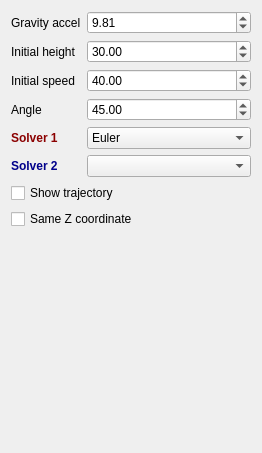
First picture: the form in CA-Simulations/forms/widgetprojectiles.ui, repository Astri2/ESIR3-FIB-Computer-Animation-Labs, before the edit.
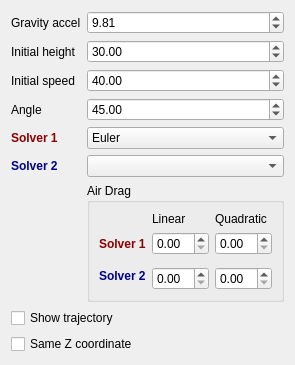
Second picture: the form after the edit.

Diff of the .ui file:
```diff
--- a/CA-Simulations/forms/widgetprojectiles.ui
+++ b/CA-Simulations/forms/widgetprojectiles.ui
@@ -7,7 +7,7 @@
     <x>0</x>
     <y>0</y>
     <width>262</width>
-    <height>453</height>
+    <height>305</height>
    </rect>
   </property>
   <property name="windowTitle">
@@ -48,6 +48,23 @@
      </property>
     </widget>
    </item>
+   <item row="2" column="0">
+    <widget class="QLabel" name="label_4">
+     <property name="text">
+      <string>Initial speed</string>
+     </property>
+    </widget>
+   </item>
+   <item row="2" column="1">
+    <widget class="QDoubleSpinBox" name="speed">
+     <property name="maximum">
+      <double>50.000000000000000</double>
+     </property>
+     <property name="value">
+      <double>40.000000000000000</double>
+     </property>
+    </widget>
+   </item>
    <item row="3" column="0">
     <widget class="QLabel" name="label_3">
      <property name="text">
@@ -68,37 +85,6 @@
      </property>
     </widget>
    </item>
-   <item row="2" column="0">
-    <widget class="QLabel" name="label_4">
-     <property name="text">
-      <string>Initial speed</string>
-     </property>
-    </widget>
-   </item>
-   <item row="2" column="1">
-    <widget class="QDoubleSpinBox" name="speed">
-     <property name="maximum">
-      <double>50.000000000000000</double>
-     </property>
-     <property name="value">
-      <double>40.000000000000000</double>
-     </property>
-    </widget>
-   </item>
-   <item row="7" column="0" colspan="2">
-    <widget class="QCheckBox" name="sameZ">
-     <property name="text">
-      <string>Same Z coordinate</string>
-     </property>
-    </widget>
-   </item>
-   <item row="6" column="0" colspan="2">
-    <widget class="QCheckBox" name="trajectory">
-     <property name="text">
-      <string>Show trajectory</string>
-     </property>
-    </widget>
-   </item>
    <item row="4" column="0">
     <widget class="QLabel" name="label_5">
      <property name="styleSheet">
@@ -109,16 +95,6 @@
      </property>
     </widget>
    </item>
-   <item row="5" column="0">
-    <widget class="QLabel" name="label_6">
-     <property name="styleSheet">
-      <string notr="true">font-weight:bold;color:darkblue</string>
-     </property>
-     <property name="text">
-      <string>Solver 2</string>
-     </property>
-    </widget>
-   </item>
    <item row="4" column="1">
     <widget class="QComboBox" name="solver1">
      <item>
@@ -141,11 +117,356 @@
        <string>RK2</string>
       </property>
      </item>
+     <item>
+      <property name="text">
+       <string>Verlet</string>
+      </property>
+     </item>
+     <item>
+      <property name="text">
+       <string>RK4</string>
+      </property>
+     </item>
+    </widget>
+   </item>
+   <item row="5" column="0">
+    <widget class="QLabel" name="label_6">
+     <property name="styleSheet">
+      <string notr="true">font-weight:bold;color:darkblue</string>
+     </property>
+     <property name="text">
+      <string>Solver 2</string>
+     </property>
     </widget>
    </item>
    <item row="5" column="1">
     <widget class="QComboBox" name="solver2"/>
    </item>
+   <item row="7" column="0" colspan="2">
+    <widget class="QCheckBox" name="trajectory">
+     <property name="text">
+      <string>Show trajectory</string>
+     </property>
+    </widget>
+   </item>
+   <item row="8" column="0" colspan="2">
+    <widget class="QCheckBox" name="sameZ">
+     <property name="text">
+      <string>Same Z coordinate</string>
+     </property>
+    </widget>
+   </item>
+   <item row="6" column="1">
+    <widget class="QGroupBox" name="drag">
+     <property name="title">
+      <string>Air Drag</string>
+     </property>
+     <layout class="QGridLayout" name="gridLayout_2">
+      <item row="4" column="2">
+       <widget class="QDoubleSpinBox" name="linear1">
+        <property name="singleStep">
+         <double>0.100000000000000</double>
+        </property>
+       </widget>
+      </item>
+      <item row="4" column="0">
+       <widget class="QLabel" name="Solver1Label">
+        <property name="palette">
+         <palette>
+          <active>
+           <colorrole role="WindowText">
+            <brush brushstyle="SolidPattern">
+             <color alpha="255">
+              <red>139</red>
+              <green>0</green>
+              <blue>0</blue>
+             </color>
+            </brush>
+           </colorrole>
+           <colorrole role="Text">
+            <brush brushstyle="SolidPattern">
+             <color alpha="255">
+              <red>139</red>
+              <green>0</green>
+              <blue>0</blue>
+             </color>
+            </brush>
+           </colorrole>
+           <colorrole role="ButtonText">
+            <brush brushstyle="SolidPattern">
+             <color alpha="255">
+              <red>139</red>
+              <green>0</green>
+              <blue>0</blue>
+             </color>
+            </brush>
+           </colorrole>
+           <colorrole role="PlaceholderText">
+            <brush brushstyle="SolidPattern">
+             <color alpha="128">
+              <red>139</red>
+              <green>0</green>
+              <blue>0</blue>
+             </color>
+            </brush>
+           </colorrole>
+          </active>
+          <inactive>
+           <colorrole role="WindowText">
+            <brush brushstyle="SolidPattern">
+             <color alpha="255">
+              <red>139</red>
+              <green>0</green>
+              <blue>0</blue>
+             </color>
+            </brush>
+           </colorrole>
+           <colorrole role="Text">
+            <brush brushstyle="SolidPattern">
+             <color alpha="255">
+              <red>139</red>
+              <green>0</green>
+              <blue>0</blue>
+             </color>
+            </brush>
+           </colorrole>
+           <colorrole role="ButtonText">
+            <brush brushstyle="SolidPattern">
+             <color alpha="255">
+              <red>139</red>
+              <green>0</green>
+              <blue>0</blue>
+             </color>
+            </brush>
+           </colorrole>
+           <colorrole role="PlaceholderText">
+            <brush brushstyle="SolidPattern">
+             <color alpha="128">
+              <red>139</red>
+              <green>0</green>
+              <blue>0</blue>
+             </color>
+            </brush>
+           </colorrole>
+          </inactive>
+          <disabled>
+           <colorrole role="WindowText">
+            <brush brushstyle="SolidPattern">
+             <color alpha="255">
+              <red>139</red>
+              <green>0</green>
+              <blue>0</blue>
+             </color>
+            </brush>
+           </colorrole>
+           <colorrole role="Text">
+            <brush brushstyle="SolidPattern">
+             <color alpha="255">
+              <red>139</red>
+              <green>0</green>
+              <blue>0</blue>
+             </color>
+            </brush>
+           </colorrole>
+           <colorrole role="ButtonText">
+            <brush brushstyle="SolidPattern">
+             <color alpha="255">
+              <red>139</red>
+              <green>0</green>
+              <blue>0</blue>
+             </color>
+            </brush>
+           </colorrole>
+           <colorrole role="PlaceholderText">
+            <brush brushstyle="SolidPattern">
+             <color alpha="128">
+              <red>139</red>
+              <green>0</green>
+              <blue>0</blue>
+             </color>
+            </brush>
+           </colorrole>
+          </disabled>
+         </palette>
+        </property>
+        <property name="font">
+         <font>
+          <bold>true</bold>
+         </font>
+        </property>
+        <property name="text">
+         <string>Solver 1</string>
+        </property>
+       </widget>
+      </item>
+      <item row="4" column="3">
+       <widget class="QDoubleSpinBox" name="quadratic1">
+        <property name="singleStep">
+         <double>0.100000000000000</double>
+        </property>
+       </widget>
+      </item>
+      <item row="3" column="3">
+       <widget class="QLabel" name="QuadraticLabel">
+        <property name="text">
+         <string>Quadratic</string>
+        </property>
+       </widget>
+      </item>
+      <item row="5" column="0" rowspan="2">
+       <widget class="QLabel" name="solver2Label">
+        <property name="palette">
+         <palette>
+          <active>
+           <colorrole role="WindowText">
+            <brush brushstyle="SolidPattern">
+             <color alpha="255">
+              <red>0</red>
+              <green>0</green>
+              <blue>139</blue>
+             </color>
+            </brush>
+           </colorrole>
+           <colorrole role="Text">
+            <brush brushstyle="SolidPattern">
+             <color alpha="255">
+              <red>0</red>
+              <green>0</green>
+              <blue>139</blue>
+             </color>
+            </brush>
+           </colorrole>
+           <colorrole role="ButtonText">
+            <brush brushstyle="SolidPattern">
+             <color alpha="255">
+              <red>0</red>
+              <green>0</green>
+              <blue>139</blue>
+             </color>
+            </brush>
+           </colorrole>
+           <colorrole role="PlaceholderText">
+            <brush brushstyle="SolidPattern">
+             <color alpha="128">
+              <red>0</red>
+              <green>0</green>
+              <blue>139</blue>
+             </color>
+            </brush>
+           </colorrole>
+          </active>
+          <inactive>
+           <colorrole role="WindowText">
+            <brush brushstyle="SolidPattern">
+             <color alpha="255">
+              <red>0</red>
+              <green>0</green>
+              <blue>139</blue>
+             </color>
+            </brush>
+           </colorrole>
+           <colorrole role="Text">
+            <brush brushstyle="SolidPattern">
+             <color alpha="255">
+              <red>0</red>
+              <green>0</green>
+              <blue>139</blue>
+             </color>
+            </brush>
+           </colorrole>
+           <colorrole role="ButtonText">
+            <brush brushstyle="SolidPattern">
+             <color alpha="255">
+              <red>0</red>
+              <green>0</green>
+              <blue>139</blue>
+             </color>
+            </brush>
+           </colorrole>
+           <colorrole role="PlaceholderText">
+            <brush brushstyle="SolidPattern">
+             <color alpha="128">
+              <red>0</red>
+              <green>0</green>
+              <blue>139</blue>
+             </color>
+            </brush>
+           </colorrole>
+          </inactive>
+          <disabled>
+           <colorrole role="WindowText">
+            <brush brushstyle="SolidPattern">
+             <color alpha="255">
+              <red>0</red>
+              <green>0</green>
+              <blue>139</blue>
+             </color>
+            </brush>
+           </colorrole>
+           <colorrole role="Text">
+            <brush brushstyle="SolidPattern">
+             <color alpha="255">
+              <red>0</red>
+              <green>0</green>
+              <blue>139</blue>
+             </color>
+            </brush>
+           </colorrole>
+           <colorrole role="ButtonText">
+            <brush brushstyle="SolidPattern">
+             <color alpha="255">
+              <red>0</red>
+              <green>0</green>
+              <blue>139</blue>
+             </color>
+            </brush>
+           </colorrole>
+           <colorrole role="PlaceholderText">
+            <brush brushstyle="SolidPattern">
+             <color alpha="128">
+              <red>0</red>
+              <green>0</green>
+              <blue>139</blue>
+             </color>
+            </brush>
+           </colorrole>
+          </disabled>
+         </palette>
+        </property>
+        <property name="font">
+         <font>
+          <bold>true</bold>
+         </font>
+        </property>
+        <property name="text">
+         <string>Solver 2</string>
+        </property>
+       </widget>
+      </item>
+      <item row="6" column="2">
+       <widget class="QDoubleSpinBox" name="linear2">
+        <property name="singleStep">
+         <double>0.100000000000000</double>
+        </property>
+       </widget>
+      </item>
+      <item row="6" column="3">
+       <widget class="QDoubleSpinBox" name="quadratic2">
+        <property name="singleStep">
+         <double>0.100000000000000</double>
+        </property>
+       </widget>
+      </item>
+      <item row="3" column="2">
+       <widget class="QLabel" name="LinearLabel">
+        <property name="text">
+         <string>Linear</string>
+        </property>
+       </widget>
+      </item>
+     </layout>
+    </widget>
+   </item>
   </layout>
  </widget>
  <resources/>
```
